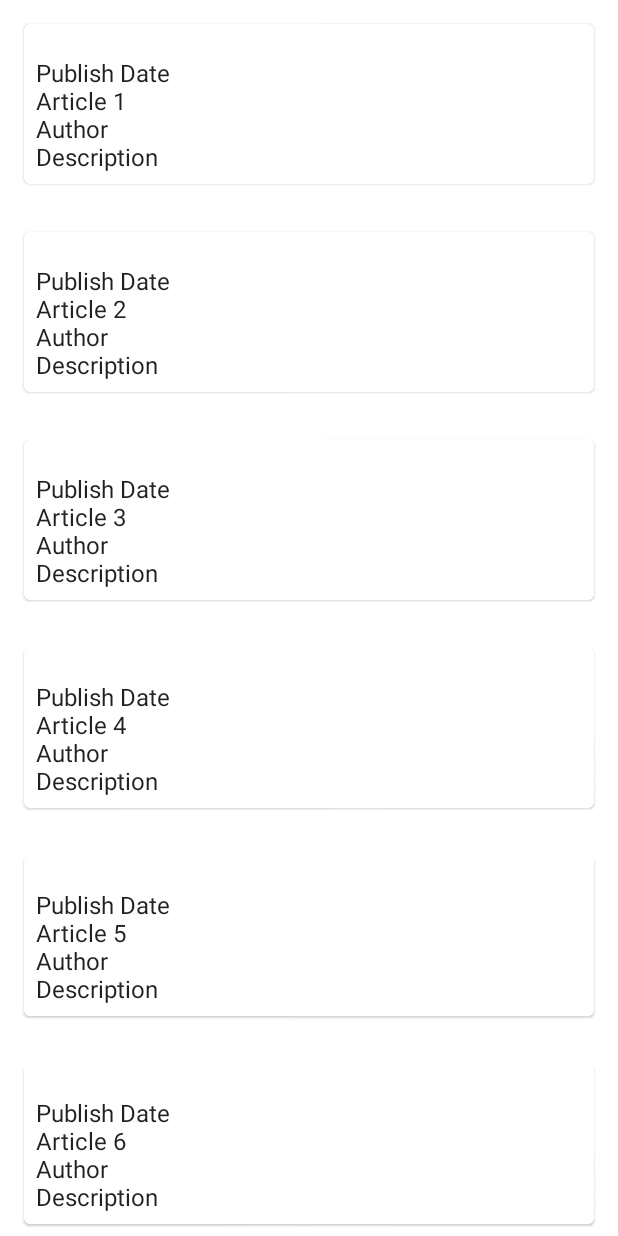
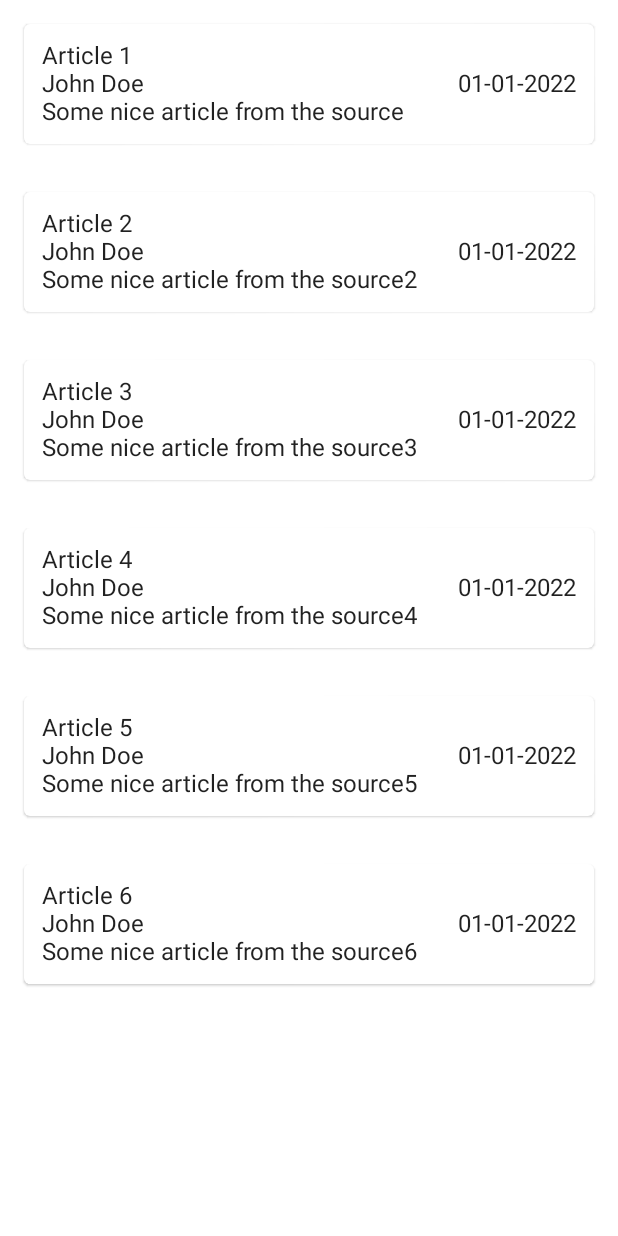
Before and after one commit to felipeMinetto/ZeroNews, an Android app built with Jetpack Compose: the ArticlesScreen screen opened through its navigation route, on a phone screen of 412 x 824 dp. Run offline under Robolectric (Android 15) with nearby library versions, the phone set to English and light mode, and no system bars; pictures from the network do not load.

Commit message:
Create data models for ui content

```diff
--- a/app/src/main/java/com/fsm/zeronews/ui/MainActivity.kt
+++ b/app/src/main/java/com/fsm/zeronews/ui/MainActivity.kt
@@ -10,8 +10,8 @@ import androidx.compose.ui.Modifier
 import androidx.navigation.compose.NavHost
 import androidx.navigation.compose.composable
 import androidx.navigation.compose.rememberNavController
-import com.fsm.zeronews.ArticlesScreen
-import com.fsm.zeronews.SourcesScreen
+import com.fsm.zeronews.ui.articles.ArticlesScreen
+import com.fsm.zeronews.ui.sources.SourcesScreen
 import com.fsm.zeronews.ui.theme.ZeroNewsTheme
 
 class MainActivity : ComponentActivity() {
@@ -23,7 +23,7 @@ class MainActivity : ComponentActivity() {
                 Surface(modifier = Modifier.fillMaxSize(), color = MaterialTheme.colors.background) {
                     NavHost(navController = navController, startDestination = Screen.Sources.route) {
                         composable(Screen.Sources.route) { SourcesScreen(navController = navController) }
-                        composable(Screen.Articles.route) { ArticlesScreen(navController = navController) }
+                        composable(Screen.Articles.route) { ArticlesScreen() }
                     }
                 }
             }
--- a/app/src/main/java/com/fsm/zeronews/ui/articles/ArticlesScreen.kt
+++ b/app/src/main/java/com/fsm/zeronews/ui/articles/ArticlesScreen.kt
@@ -1,4 +1,4 @@
-package com.fsm.zeronews
+package com.fsm.zeronews.ui.articles
 
 import android.content.res.Configuration
 import androidx.compose.foundation.layout.*
@@ -12,26 +12,51 @@ import androidx.compose.ui.layout.ContentScale
 import androidx.compose.ui.res.painterResource
 import androidx.compose.ui.tooling.preview.Preview
 import androidx.compose.ui.unit.dp
-import androidx.navigation.NavController
 import coil.compose.AsyncImage
+import com.fsm.zeronews.R
+import com.fsm.zeronews.ui.models.Article
 import com.fsm.zeronews.ui.theme.ZeroNewsTheme
 
 @Composable
-fun ArticlesScreen(navController: NavController) {
+fun ArticlesScreen() {
     val articles = listOf(
-        "Article 1",
-        "Article 2",
-        "Article 3",
-        "Article 4",
-        "Article 5",
-        "Article 6"
+        Article("Article 1",
+            "Some nice article from the source",
+            "https://english.chosun.com/site/data/img_dir/2022/08/12/2022081200636_0.jpg",
+            "John Doe",
+            "01-01-2022"),
+        Article("Article 2",
+            "Some nice article from the source2",
+            "https://english.chosun.com/site/data/img_dir/2022/08/12/2022081200636_0.jpg",
+            "John Doe",
+            "01-01-2022"),
+        Article("Article 3",
+            "Some nice article from the source3",
+            "https://english.chosun.com/site/data/img_dir/2022/08/12/2022081200636_0.jpg",
+            "John Doe",
+            "01-01-2022"),
+        Article("Article 4",
+            "Some nice article from the source4",
+            "https://english.chosun.com/site/data/img_dir/2022/08/12/2022081200636_0.jpg",
+            "John Doe",
+            "01-01-2022"),
+        Article("Article 5",
+            "Some nice article from the source5",
+            "https://english.chosun.com/site/data/img_dir/2022/08/12/2022081200636_0.jpg",
+            "John Doe",
+            "01-01-2022"),
+        Article("Article 6",
+            "Some nice article from the source6",
+            "https://english.chosun.com/site/data/img_dir/2022/08/12/2022081200636_0.jpg",
+            "John Doe",
+            "01-01-2022"),
     )
 
     ArticleList(articles)
 }
 
 @Composable
-fun ArticleList(articles: List<String>) {
+fun ArticleList(articles: List<Article>) {
     LazyColumn {
         items(articles) { article ->
             ArticleItem(article)
@@ -40,25 +65,34 @@ fun ArticleList(articles: List<String>) {
 }
 
 @Composable
-fun ArticleItem(article: String) {
+fun ArticleItem(article: Article) {
     Card(modifier = Modifier
         .padding(16.dp)
         .fillMaxWidth()
     ) {
-        Column(modifier = Modifier.padding(8.dp)) {
+        Column {
             AsyncImage(
-                model = "https://english.chosun.com/site/data/img_dir/2022/08/12/2022081200636_0.jpg",
+                model = article.imageURL,
                 placeholder = painterResource(id = R.drawable.article_image),
                 contentDescription = null,
                 modifier = Modifier
                     .fillMaxWidth(),
                 contentScale = ContentScale.FillWidth
             )
-            Spacer(modifier = Modifier.height(16.dp))
-            Text(text = "Publish Date")
-            Text(text = article)
-            Text(text = "Author")
-            Text(text = "Description")
+            Column(modifier = Modifier
+                .padding(12.dp)) {
+                Text(text = article.title)
+                Row(
+                    horizontalArrangement = Arrangement.SpaceBetween,
+                    modifier = Modifier
+                        .fillMaxWidth()
+                ) {
+                    Text(text = article.author)
+                    Spacer(modifier = Modifier)
+                    Text(text = article.publishedDate)
+                }
+                Text(text = article.description)
+            }
         }
     }
 
@@ -72,6 +106,11 @@ fun ArticleItem(article: String) {
 @Composable
 fun ArticlePreview() {
     ZeroNewsTheme {
-        ArticleItem(article = "Article X")
+        val article = Article("Article 1",
+            "Some nice article from the source",
+            "https://english.chosun.com/site/data/img_dir/2022/08/12/2022081200636_0.jpg",
+            "John Doe",
+            "01-01-2022")
+        ArticleItem(article = article)
     }
 }
--- /dev/null
+++ b/app/src/main/java/com/fsm/zeronews/ui/models/Article.kt
@@ -0,0 +1,9 @@
+package com.fsm.zeronews.ui.models
+
+data class Article(
+    val title: String,
+    val description: String,
+    val imageURL: String,
+    val author: String,
+    val publishedDate: String,
+)
--- /dev/null
+++ b/app/src/main/java/com/fsm/zeronews/ui/models/Source.kt
@@ -0,0 +1,8 @@
+package com.fsm.zeronews.ui.models
+
+data class Source(
+    val id: String,
+    val title: String,
+    val description: String,
+    val URL: String,
+)
--- a/app/src/main/java/com/fsm/zeronews/ui/sources/SourcesScreen.kt
+++ b/app/src/main/java/com/fsm/zeronews/ui/sources/SourcesScreen.kt
@@ -1,4 +1,4 @@
-package com.fsm.zeronews
+package com.fsm.zeronews.ui.sources
 
 import android.content.res.Configuration
 import android.util.Log
@@ -16,24 +16,26 @@ import androidx.compose.ui.tooling.preview.Preview
 import androidx.compose.ui.unit.dp
 import androidx.navigation.NavController
 import com.fsm.zeronews.ui.Screen
+import com.fsm.zeronews.ui.models.Source
 import com.fsm.zeronews.ui.theme.Typography
 import com.fsm.zeronews.ui.theme.ZeroNewsTheme
 
 @Composable
 fun SourcesScreen(navController: NavController) {
     val sources = listOf(
-        "Source 1",
-        "Source 2",
-        "Source 3",
-        "Source 4",
-        "Source 5",
-        "Source 6"
+        Source("s01", "Source 1", "description of the source", "https://source1.com"),
+        Source("s02", "Source 2", "description of the source", "https://source2.com"),
+        Source("s03", "Source 3", "description of the source", "https://source3.com"),
+        Source("s04", "Source 4", "description of the source", "https://source4.com"),
+        Source("s05", "Source 5", "description of the source", "https://source5.com"),
+        Source("s06", "Source 6", "description of the source", "https://source6.com"),
+        Source("s07", "Source 7", "description of the source", "https://source7.com"),
     )
     SourceList(sources) { navController.navigate(Screen.Articles.route) }
 }
 
 @Composable
-fun SourceList(sources: List<String>, navigateToArticles: (String) -> Unit) {
+fun SourceList(sources: List<Source>, navigateToArticles: (Source) -> Unit) {
     LazyColumn {
         items(sources) { source ->
             SourceItem(source = source) { src -> navigateToArticles(src) }
@@ -42,18 +44,18 @@ fun SourceList(sources: List<String>, navigateToArticles: (String) -> Unit) {
 }
 
 @Composable
-fun SourceItem(source: String, navigateToArticles: (String) -> Unit) {
+fun SourceItem(source: Source, navigateToArticles: (Source) -> Unit) {
     Card(modifier = Modifier
         .padding(4.dp)
         .fillMaxWidth()
         .clickable {
             Log.d("asd", "clicked article")
-            navigateToArticles("123")
+            navigateToArticles(source)
         }) {
         Column(modifier = Modifier.padding(8.dp)) {
-            Text(text = source, style = Typography.subtitle1)
-            Text(text = "Url", style = Typography.body2)
-            Text(text = "Description", style = Typography.caption)
+            Text(text = source.title, style = Typography.subtitle1)
+            Text(text = source.URL, style = Typography.body2)
+            Text(text = source.description, style = Typography.caption)
         }
     }
 }
@@ -66,6 +68,7 @@ fun SourceItem(source: String, navigateToArticles: (String) -> Unit) {
 @Composable
 fun SourcePreview() {
     ZeroNewsTheme {
-        SourceItem(source = "Source 1") {}
+        val source = Source("s01", "Source 1", "description of the source", "https://source1.com")
+        SourceItem(source = source) {}
     }
 }
```
